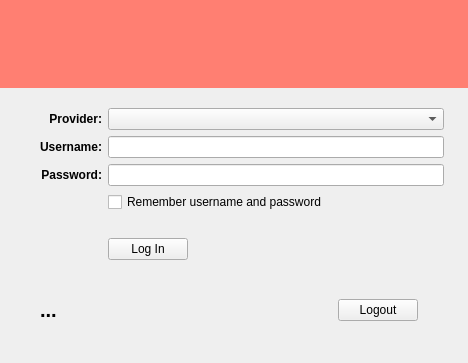
The window that src/leap/bitmask/gui/ui/login.ui (leapcode/bitmask_client) describes before a commit, drawn with Qt 5.
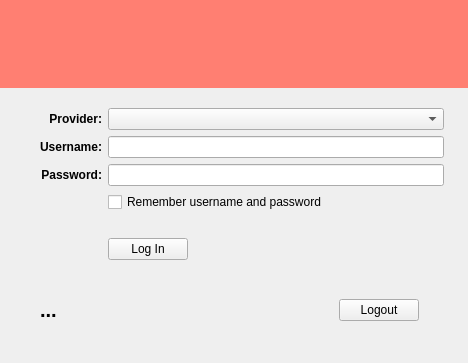
The same window after the commit. Icons and pictures are not drawn. Custom widgets are drawn as their Qt base class.

Diff of the .ui file:
```diff
--- a/src/leap/bitmask/gui/ui/login.ui
+++ b/src/leap/bitmask/gui/ui/login.ui
@@ -209,7 +209,7 @@
        <number>0</number>
       </property>
       <property name="rightMargin">
-       <number>26</number>
+       <number>25</number>
       </property>
       <property name="bottomMargin">
        <number>18</number>
```
Left out of the diff: 4 changed lines with no effect on the pictures.
